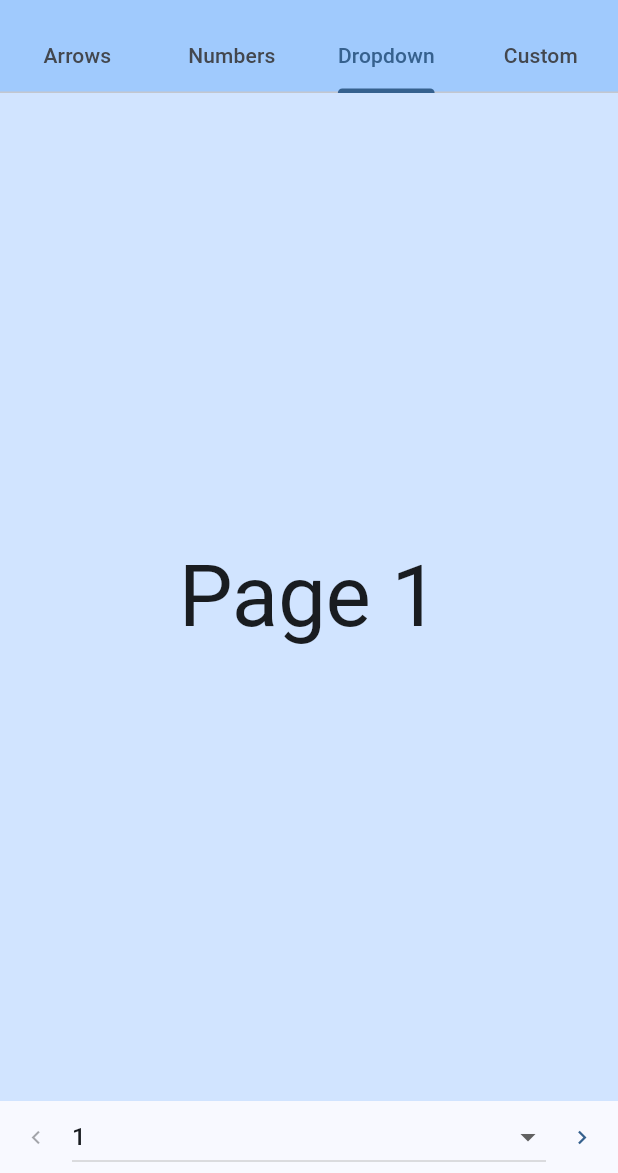
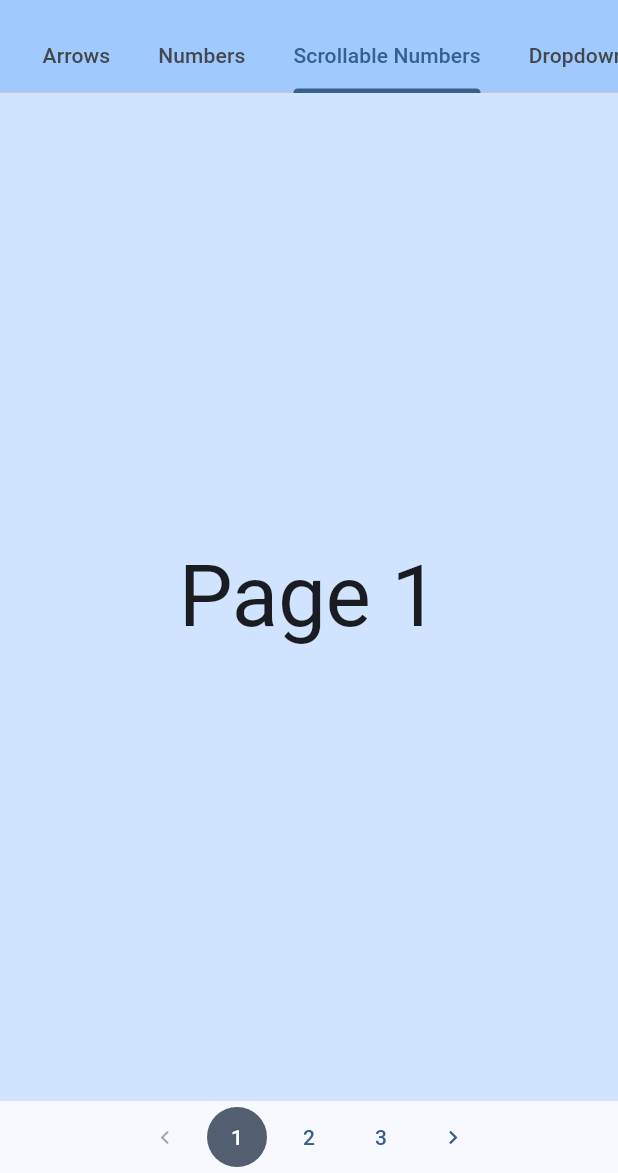
Before and after one commit to WieFel/number_paginator, a Flutter app: the screen it shows after launch, tab 3 chosen, on a phone screen of 412 x 824 dp, the part 63-1236 px from its top. Run offline on Flutter 3.47's test engine with Material 3 defaults, Android fonts, the phone set to English and light mode, and no system bars.

Commit message:
Create scrollable numbers content

```diff
--- a/example/lib/main.dart
+++ b/example/lib/main.dart
@@ -1,8 +1,6 @@
-import 'package:example/builder_page.dart';
-import 'package:example/dropdown_page.dart';
-import 'package:example/numbers_page.dart';
-import 'package:example/only_arrows_page.dart';
 import 'package:flutter/material.dart';
+
+import 'pages/pages.dart';
 
 void main() => runApp(const MyApp());
 
@@ -28,15 +26,17 @@ class HomePage extends StatelessWidget {
   @override
   Widget build(BuildContext context) {
     return DefaultTabController(
-      length: 4,
+      length: 5,
       child: Scaffold(
         appBar: AppBar(
           backgroundColor: Theme.of(context).colorScheme.inversePrimary,
           title: const Text("Number Paginator"),
           bottom: const TabBar(
+            isScrollable: true,
             tabs: [
               Tab(child: Text("Arrows")),
               Tab(child: Text("Numbers")),
+              Tab(child: Text("Scrollable Numbers")),
               Tab(child: Text("Dropdown")),
               Tab(child: Text("Custom")),
             ],
@@ -46,6 +46,7 @@ class HomePage extends StatelessWidget {
           children: [
             OnlyArrowsPage(),
             NumbersPage(),
+            ScrollableNumbersPage(),
             DropdownPage(),
             BuilderPage(),
           ],
--- /dev/null
+++ b/example/lib/pages/pages.dart
@@ -0,0 +1,5 @@
+export 'builder_page.dart';
+export 'dropdown_page.dart';
+export 'numbers_page.dart';
+export 'only_arrows_page.dart';
+export 'scrollable_numbers_page.dart';
--- /dev/null
+++ b/example/lib/pages/scrollable_numbers_page.dart
@@ -0,0 +1,53 @@
+import 'package:flutter/material.dart';
+import 'package:number_paginator/number_paginator.dart';
+
+class ScrollableNumbersPage extends StatefulWidget {
+  const ScrollableNumbersPage({Key? key}) : super(key: key);
+
+  @override
+  _ScrollableNumbersPageState createState() => _ScrollableNumbersPageState();
+}
+
+class _ScrollableNumbersPageState extends State<ScrollableNumbersPage> {
+  final int _numPages = 3;
+  int _currentPage = 0;
+
+  @override
+  Widget build(BuildContext context) {
+    var pages = List.generate(
+      _numPages,
+      (index) => Center(
+        child: Text(
+          "Page ${index + 1}",
+          style: Theme.of(context).textTheme.displayLarge,
+        ),
+      ),
+    );
+
+    return Scaffold(
+      backgroundColor: Theme.of(context).colorScheme.primaryContainer,
+      body: pages[_currentPage],
+      bottomNavigationBar: Material(
+        child: NumberPaginator(
+          numberPages: _numPages,
+          onPageChange: (int index) {
+            setState(() {
+              _currentPage = index;
+            });
+          },
+          child: const SizedBox(
+            height: 48,
+            child: Row(
+              mainAxisAlignment: MainAxisAlignment.center,
+              children: [
+                PrevButton(),
+                Flexible(child: ScrollableNumberContent()),
+                NextButton(),
+              ],
+            ),
+          ),
+        ),
+      ),
+    );
+  }
+}
--- a/lib/src/ui/widgets/content/content.dart
+++ b/lib/src/ui/widgets/content/content.dart
@@ -1,3 +1,4 @@
 export 'custom_content.dart';
 export 'dropdown_content.dart';
 export 'number_content.dart';
+export 'scrollable_number_content.dart';
--- /dev/null
+++ b/lib/src/ui/widgets/content/scrollable_number_content.dart
@@ -0,0 +1,56 @@
+import 'package:flutter/material.dart';
+
+import '../buttons/buttons.dart';
+import '../inherited_paginator.dart';
+import 'number_content.dart';
+
+class ScrollableNumberContent extends StatelessWidget {
+  final MainAxisAlignment mainAxisAlignment;
+  final NumberButtonBuilder? buttonBuilder;
+
+  const ScrollableNumberContent({
+    super.key,
+    this.mainAxisAlignment = MainAxisAlignment.spaceAround,
+    this.buttonBuilder,
+  });
+
+  @override
+  Widget build(BuildContext context) {
+    final numberPages = InheritedNumberPaginator.of(context).numberPages;
+
+    return ValueListenableBuilder<int>(
+      valueListenable: InheritedNumberPaginator.of(context).controller,
+      builder: (context, currentPage, child) => SingleChildScrollView(
+        scrollDirection: Axis.horizontal,
+        child: Row(
+          mainAxisAlignment: mainAxisAlignment,
+          children: List.generate(
+            numberPages,
+            (index) {
+              return buttonBuilder?.call(context, index, index == currentPage) ??
+                  _NumberButton(index, currentPage);
+            },
+          ),
+        ),
+      ),
+    );
+  }
+}
+
+class _NumberButton extends StatelessWidget {
+  final int index;
+  final int currentPage;
+
+  const _NumberButton(this.index, this.currentPage);
+
+  @override
+  Widget build(BuildContext context) {
+    final paginator = InheritedNumberPaginator.of(context);
+
+    return PaginatorButton(
+      onPressed: () => paginator.onPageChange?.call(index),
+      selected: index == currentPage,
+      child: Text((index + 1).toString(), maxLines: 1),
+    );
+  }
+}
```
Also changed, not shown: example/lib/pages/builder_page.dart (renamed from example/lib/builder_page.dart), example/lib/pages/dropdown_page.dart (renamed from example/lib/dropdown_page.dart), example/lib/pages/numbers_page.dart (renamed from example/lib/numbers_page.dart), example/lib/pages/only_arrows_page.dart (renamed from example/lib/only_arrows_page.dart).
